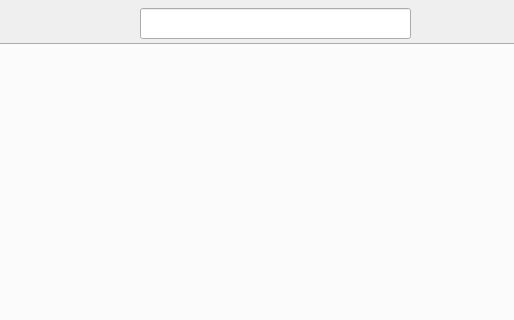
Before: the Qt Designer form mainwindow.ui in f8477/AP_prj_phase2, drawn with Qt 5; both pictures show x 610 to 1124 and y 0 to 320 of the 1280 by 720 pixel window.
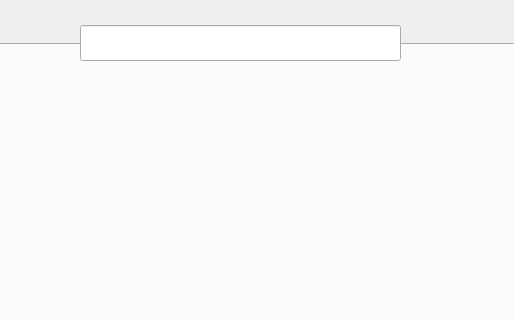
After: the same form once the commit is applied.

Commit message: create search box with linkedin logo

The edit to the form file:
```diff
--- a/mainwindow.ui
+++ b/mainwindow.ui
@@ -37,14 +37,27 @@
    <widget class="QLineEdit" name="lineEdit">
     <property name="geometry">
      <rect>
-      <x>750</x>
-      <y>8</y>
-      <width>271</width>
-      <height>31</height>
+      <x>690</x>
+      <y>25</y>
+      <width>321</width>
+      <height>36</height>
      </rect>
     </property>
     <property name="styleSheet">
-     <string notr="true">color: rgb(0, 0, 0);</string>
+     <string notr="true"/>
+    </property>
+   </widget>
+   <widget class="QLabel" name="Linkedin_logo">
+    <property name="geometry">
+     <rect>
+      <x>1012</x>
+      <y>27</y>
+      <width>32</width>
+      <height>32</height>
+     </rect>
+    </property>
+    <property name="text">
+     <string/>
     </property>
    </widget>
   </widget>
```
Left out of the diff: 2 changed lines with no effect on the pictures. The commit also changes 1 other file.
